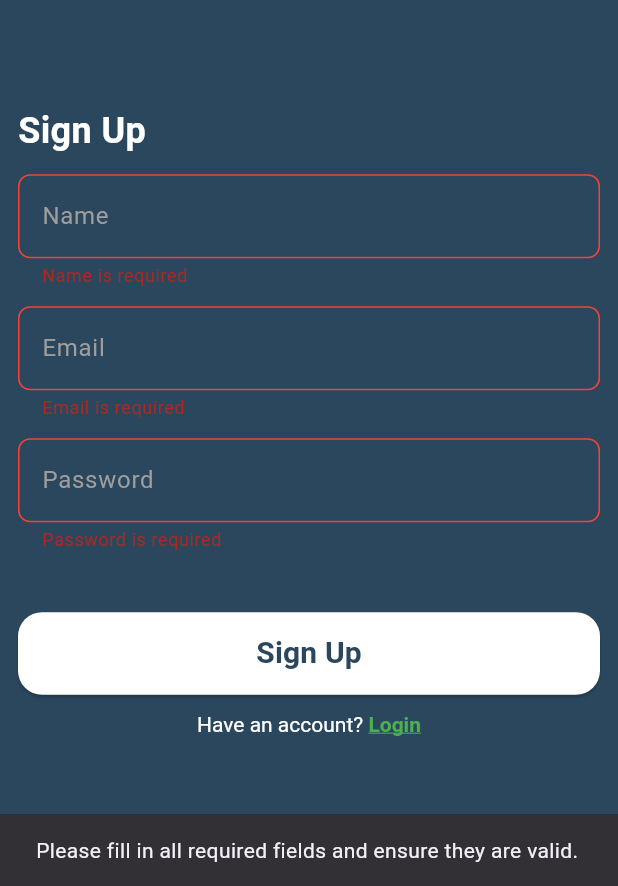
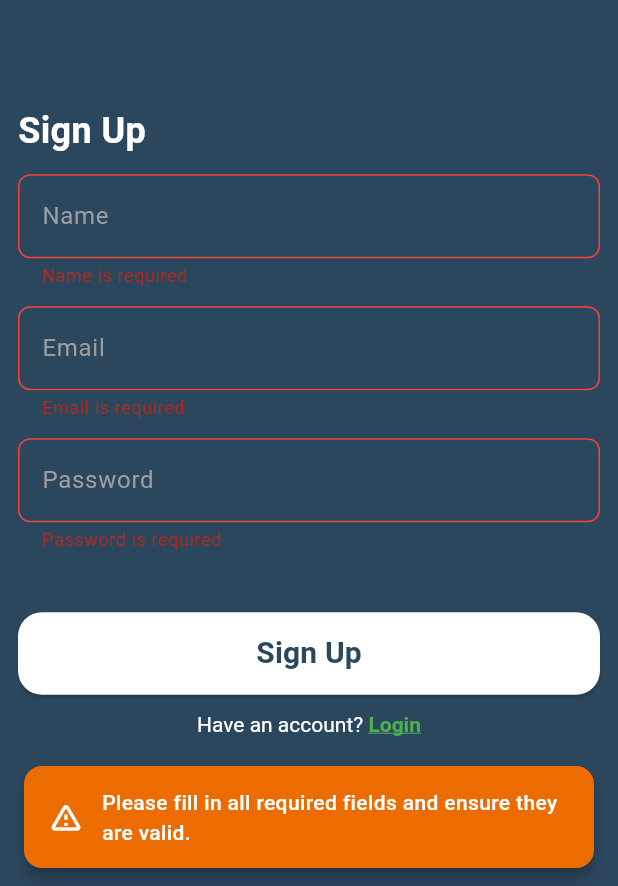
Before and after one commit to mahmoudAbdelghani2/Flutter_Tharwat_Samy2, a Flutter app: the SignUpScreen screen opened by its route, after a tap on "Sign Up", on a phone screen of 412 x 824 dp, the part 350-1236 px from its top. Run offline on Flutter 3.47's test engine with Material 3 defaults, Android fonts, the phone set to English and light mode, and no system bars; drawn by our look-alikes of modal_progress_hud_nsn; our stand-ins replace audioplayers, cached_network_image, dio, firebase_auth, firebase_core, flutter_bloc and 1 more; accounts and stored records are empty.

Commit message:
update on firebase errors and add custom snakBar

```diff
--- a/chat_app/lib/core/consts/app_consts.dart
+++ b/chat_app/lib/core/consts/app_consts.dart
@@ -6,11 +6,4 @@ class AppConsts {
   static const Color primaryBackgroundColor = Color(0xFF2B475E);
   static const String loginPath = '/';
   static const String signupPath = '/signup';
-
-  static ScaffoldFeatureController<SnackBar, SnackBarClosedReason>
-  showSnackBar({required String snackText, required BuildContext context}) {
-    return ScaffoldMessenger.of(
-      context,
-    ).showSnackBar(SnackBar(content: Text(snackText)));
-  }
 }
--- /dev/null
+++ b/chat_app/lib/core/consts/custom_snak_bar.dart
@@ -0,0 +1,78 @@
+import 'package:flutter/material.dart';
+
+enum SnackBarType { success, error, warning, info }
+
+class CustomSnackBar {
+  static ScaffoldFeatureController<SnackBar, SnackBarClosedReason> show({
+    required BuildContext context,
+    required String message,
+    SnackBarType type = SnackBarType.info,
+    Duration duration = const Duration(seconds: 3),
+  }) {
+    ScaffoldMessenger.of(context).hideCurrentSnackBar();
+
+    final config = _getSnackBarConfig(type);
+
+    return ScaffoldMessenger.of(context).showSnackBar(
+      SnackBar(
+        content: Row(
+          children: [
+            Icon(config.icon, color: Colors.white, size: 24),
+            const SizedBox(width: 12),
+            Expanded(
+              child: Text(
+                message,
+                style: const TextStyle(
+                  color: Colors.white,
+                  fontSize: 14,
+                  fontWeight: FontWeight.w500,
+                ),
+                maxLines: 2,
+                overflow: TextOverflow.ellipsis,
+              ),
+            ),
+          ],
+        ),
+        backgroundColor: config.backgroundColor,
+        behavior: SnackBarBehavior.floating,
+        shape: RoundedRectangleBorder(borderRadius: BorderRadius.circular(12)),
+        margin: const EdgeInsets.symmetric(horizontal: 16, vertical: 12),
+        padding: const EdgeInsets.symmetric(horizontal: 16, vertical: 14),
+        duration: duration,
+        elevation: 4,
+      ),
+    );
+  }
+
+  static _SnackBarConfig _getSnackBarConfig(SnackBarType type) {
+    switch (type) {
+      case SnackBarType.success:
+        return _SnackBarConfig(
+          backgroundColor: const Color(0xFF2E7D32),
+          icon: Icons.check_circle_outline,
+        );
+      case SnackBarType.error:
+        return _SnackBarConfig(
+          backgroundColor: const Color(0xFFD32F2F),
+          icon: Icons.error_outline,
+        );
+      case SnackBarType.warning:
+        return _SnackBarConfig(
+          backgroundColor: const Color(0xFFED6C02),
+          icon: Icons.warning_amber_rounded,
+        );
+      case SnackBarType.info:
+        return _SnackBarConfig(
+          backgroundColor: const Color(0xFF0288D1),
+          icon: Icons.info_outline,
+        );
+    }
+  }
+}
+
+class _SnackBarConfig {
+  final Color backgroundColor;
+  final IconData icon;
+
+  _SnackBarConfig({required this.backgroundColor, required this.icon});
+}
--- a/chat_app/lib/features/auth/presentation/screens/signup_screen.dart
+++ b/chat_app/lib/features/auth/presentation/screens/signup_screen.dart
@@ -3,6 +3,7 @@
 import 'dart:developer';
 
 import 'package:chat_app/core/consts/app_consts.dart';
+import 'package:chat_app/core/consts/custom_snak_bar.dart';
 import 'package:chat_app/core/consts/validators.dart';
 import 'package:chat_app/core/services/firebase/firebase_error_handeling.dart';
 import 'package:chat_app/core/services/firebase/firebase_services.dart';
@@ -109,9 +110,10 @@ class _SignUpScreenState extends State<SignUpScreen> {
                               'User signed up: ${userCredential.user?.email}',
                             );
                             if (!context.mounted) return;
-                            AppConsts.showSnackBar(
-                              snackText: 'Sign up successful!',
+                            CustomSnackBar.show(
                               context: context,
+                              message: 'Sign up successful!',
+                              type: SnackBarType.success,
                             );
                             // ToDo: Navigate to the next screen
                           } on FirebaseAuthException catch (e) {
@@ -122,9 +124,10 @@ class _SignUpScreenState extends State<SignUpScreen> {
                             );
                           } on Exception catch (e) {
                             if (!context.mounted) return;
-                            AppConsts.showSnackBar(
-                              snackText: 'An error occurred. Please try again.',
+                            CustomSnackBar.show(
                               context: context,
+                              message: 'An error occurred. Please try again.',
+                              type: SnackBarType.error,
                             );
                             log('Error: $e');
                           }
@@ -132,10 +135,11 @@ class _SignUpScreenState extends State<SignUpScreen> {
                           setState(() {});
                         } else {
                           if (!context.mounted) return;
-                          AppConsts.showSnackBar(
-                            snackText:
+                          CustomSnackBar.show(
+                            context: context,
+                            message:
                                 'Please fill in all required fields and ensure they are valid.',
-                            context: context,
+                            type: SnackBarType.warning,
                           );
                         }
                       },
```
Also changed, not shown: chat_app/lib/core/services/firebase/firebase_error_handeling.dart (+20 -0 lines), chat_app/lib/features/auth/presentation/screens/login_screen.dart (+11 -7 lines).
